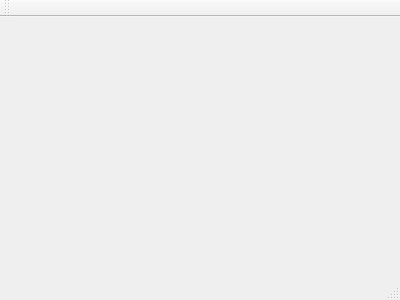
First picture: the form in qtApps/dbApp/mainwindow.ui, repository rsadhu/work, before the edit.
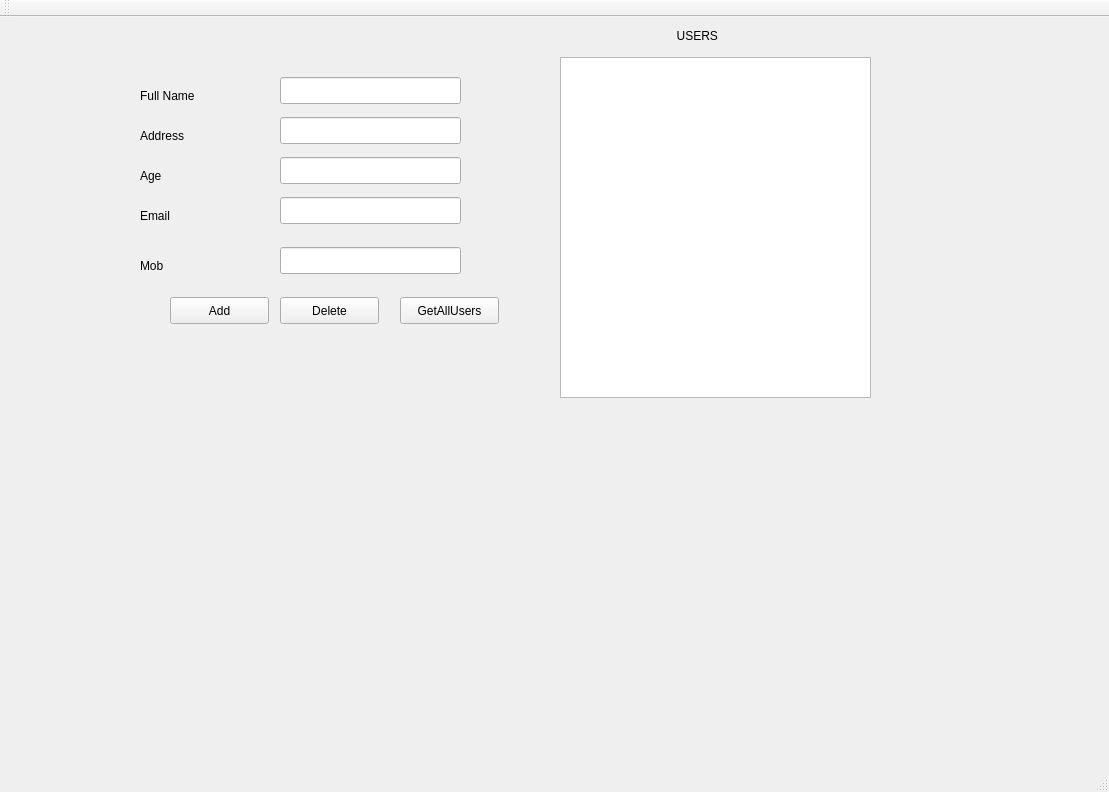
Second picture: the form after the edit.

```diff
--- a/qtApps/dbApp/mainwindow.ui
+++ b/qtApps/dbApp/mainwindow.ui
@@ -1,24 +1,217 @@
 <ui version="4.0">
  <class>MainWindow</class>
- <widget class="QMainWindow" name="MainWindow" >
-  <property name="geometry" >
+ <widget class="QMainWindow" name="MainWindow">
+  <property name="geometry">
    <rect>
     <x>0</x>
     <y>0</y>
-    <width>400</width>
-    <height>300</height>
+    <width>1109</width>
+    <height>792</height>
    </rect>
   </property>
   <property name="windowTitle" >
    <string>MainWindow</string>
   </property>
-  <widget class="QMenuBar" name="menuBar" />
-  <widget class="QToolBar" name="mainToolBar" />
-  <widget class="QWidget" name="centralWidget" />
-  <widget class="QStatusBar" name="statusBar" />
+  <widget class="QWidget" name="centralWidget">
+   <widget class="QListWidget" name="listWidget">
+    <property name="geometry">
+     <rect>
+      <x>560</x>
+      <y>40</y>
+      <width>311</width>
+      <height>341</height>
+     </rect>
+    </property>
+   </widget>
+   <widget class="QLineEdit" name="nameEdit">
+    <property name="geometry">
+     <rect>
+      <x>280</x>
+      <y>60</y>
+      <width>181</width>
+      <height>27</height>
+     </rect>
+    </property>
+   </widget>
+   <widget class="QLineEdit" name="ageEdit">
+    <property name="geometry">
+     <rect>
+      <x>280</x>
+      <y>140</y>
+      <width>181</width>
+      <height>27</height>
+     </rect>
+    </property>
+   </widget>
+   <widget class="QLineEdit" name="addressEdit">
+    <property name="geometry">
+     <rect>
+      <x>280</x>
+      <y>100</y>
+      <width>181</width>
+      <height>27</height>
+     </rect>
+    </property>
+   </widget>
+   <widget class="QLineEdit" name="emailEdit">
+    <property name="geometry">
+     <rect>
+      <x>280</x>
+      <y>180</y>
+      <width>181</width>
+      <height>27</height>
+     </rect>
+    </property>
+   </widget>
+   <widget class="QLineEdit" name="mobEdit">
+    <property name="geometry">
+     <rect>
+      <x>280</x>
+      <y>230</y>
+      <width>181</width>
+      <height>27</height>
+     </rect>
+    </property>
+   </widget>
+   <widget class="QLabel" name="label">
+    <property name="geometry">
+     <rect>
+      <x>140</x>
+      <y>70</y>
+      <width>67</width>
+      <height>17</height>
+     </rect>
+    </property>
+    <property name="text">
+     <string>Full Name</string>
+    </property>
+   </widget>
+   <widget class="QLabel" name="label_2">
+    <property name="geometry">
+     <rect>
+      <x>140</x>
+      <y>110</y>
+      <width>67</width>
+      <height>17</height>
+     </rect>
+    </property>
+    <property name="text">
+     <string>Address</string>
+    </property>
+   </widget>
+   <widget class="QLabel" name="label_3">
+    <property name="geometry">
+     <rect>
+      <x>140</x>
+      <y>150</y>
+      <width>67</width>
+      <height>17</height>
+     </rect>
+    </property>
+    <property name="text">
+     <string>Age</string>
+    </property>
+   </widget>
+   <widget class="QLabel" name="label_4">
+    <property name="geometry">
+     <rect>
+      <x>140</x>
+      <y>190</y>
+      <width>41</width>
+      <height>17</height>
+     </rect>
+    </property>
+    <property name="text">
+     <string>Email</string>
+    </property>
+   </widget>
+   <widget class="QLabel" name="label_5">
+    <property name="geometry">
+     <rect>
+      <x>140</x>
+      <y>240</y>
+      <width>41</width>
+      <height>17</height>
+     </rect>
+    </property>
+    <property name="text">
+     <string>Mob</string>
+    </property>
+   </widget>
+   <widget class="QLabel" name="label_6">
+    <property name="geometry">
+     <rect>
+      <x>630</x>
+      <y>10</y>
+      <width>151</width>
+      <height>17</height>
+     </rect>
+    </property>
+    <property name="text">
+     <string>              USERS</string>
+    </property>
+   </widget>
+   <widget class="QPushButton" name="addB">
+    <property name="geometry">
+     <rect>
+      <x>170</x>
+      <y>280</y>
+      <width>99</width>
+      <height>27</height>
+     </rect>
+    </property>
+    <property name="text">
+     <string>Add</string>
+    </property>
+   </widget>
+   <widget class="QPushButton" name="getAllUsersB">
+    <property name="geometry">
+     <rect>
+      <x>400</x>
+      <y>280</y>
+      <width>99</width>
+      <height>27</height>
+     </rect>
+    </property>
+    <property name="text">
+     <string>GetAllUsers</string>
+    </property>
+   </widget>
+   <widget class="QPushButton" name="deleteB">
+    <property name="geometry">
+     <rect>
+      <x>280</x>
+      <y>280</y>
+      <width>99</width>
+      <height>27</height>
+     </rect>
+    </property>
+    <property name="text">
+     <string>Delete</string>
+    </property>
+   </widget>
+  </widget>
+  <widget class="QMenuBar" name="menuBar">
+   <property name="geometry">
+    <rect>
+     <x>0</x>
+     <y>0</y>
+     <width>1109</width>
+     <height>25</height>
+    </rect>
+   </property>
+  </widget>
+  <widget class="QToolBar" name="mainToolBar">
+   <attribute name="toolBarArea">
+    <enum>TopToolBarArea</enum>
+   </attribute>
+   <attribute name="toolBarBreak">
+    <bool>false</bool>
+   </attribute>
+  </widget>
+  <widget class="QStatusBar" name="statusBar"/>
  </widget>
- <layoutDefault spacing="6" margin="11" />
- <pixmapfunction></pixmapfunction>
+ <layoutdefault spacing="6" margin="11"/>
  <resources/>
  <connections/>
 </ui>
```
Left out of the diff: 3 changed lines with no effect on the pictures.
